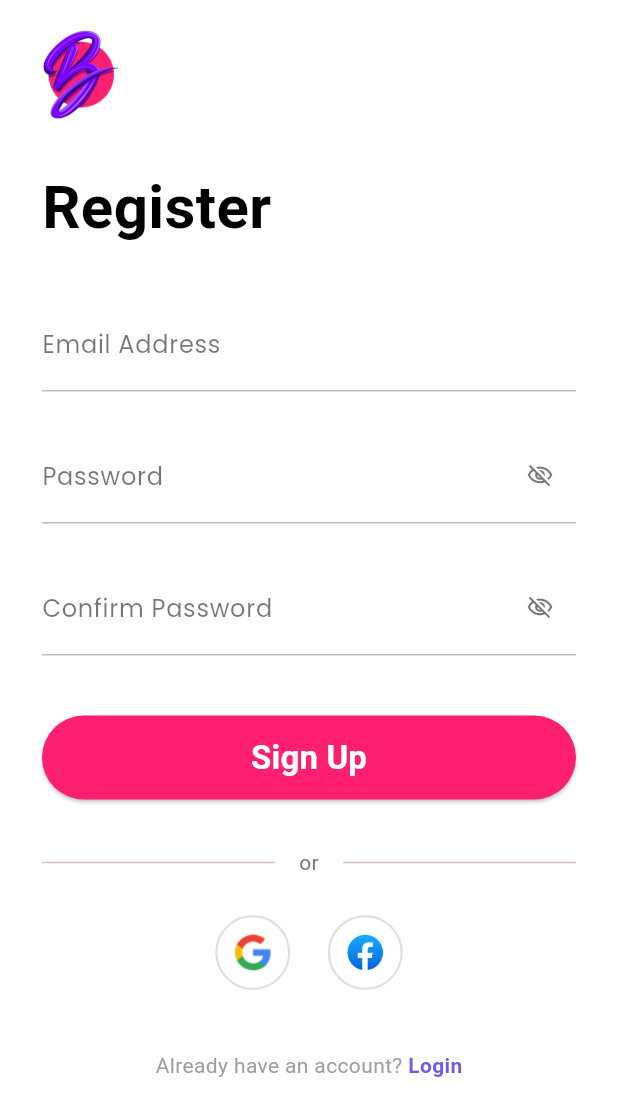
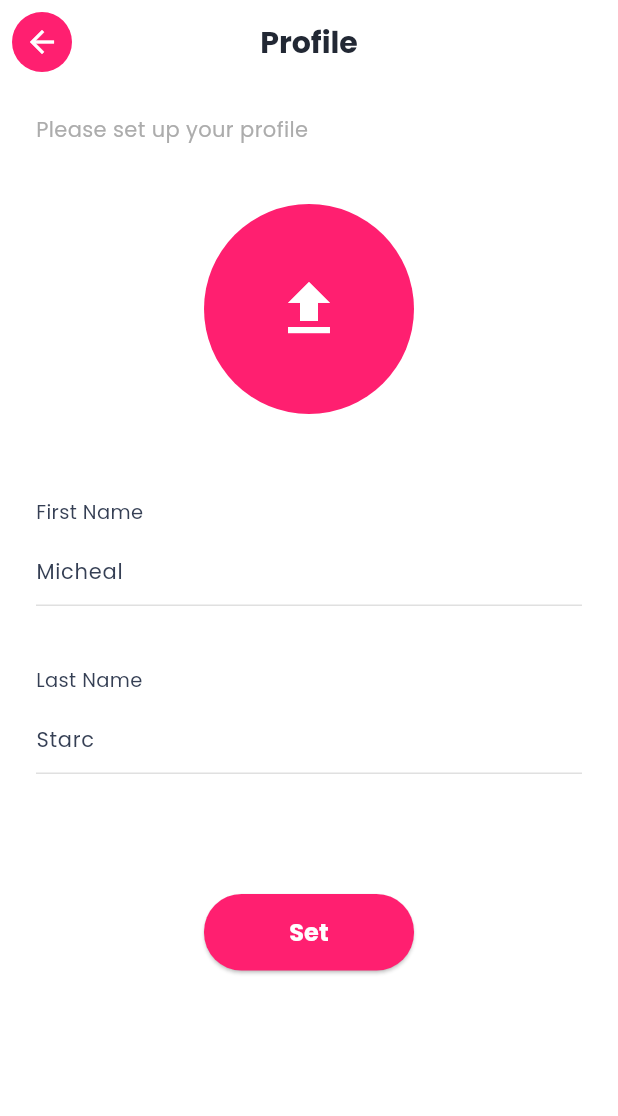
Before and after one commit to bdytnnjh/bayarbuddy, a Flutter app: the RegisterScreen screen opened by its route, after a tap on "Sign Up", on a phone screen of 412 x 824 dp. Shown: the top 1116 px of the screen. Run offline on Flutter 3.47's test engine with Material 3 defaults, Android fonts, the phone set to English and light mode, and no system bars; our stand-ins replace firebase_core; accounts and stored records are empty.

Commit message:
add screen1 and screen2

```diff
--- a/lib/presentation/screens/register/register_screen.dart
+++ b/lib/presentation/screens/register/register_screen.dart
@@ -1,3 +1,4 @@
+import 'package:app/presentation/screens/register/screen1.dart';
 import 'package:flutter/material.dart';
 
 class RegisterScreen extends StatefulWidget {
@@ -93,7 +94,14 @@ class _RegisterScreenState extends State<RegisterScreen> {
               width: double.infinity,
               height: 56,
               child: ElevatedButton(
-                onPressed: () {},
+                onPressed: () {
+                    Navigator.push(
+                      context,
+                      MaterialPageRoute(
+                        builder: (context) => const Screen1(),
+                      ),
+                  );
+                },
                 style: ElevatedButton.styleFrom(
                   backgroundColor: Color(0xFFFF1F70),
                   shape: RoundedRectangleBorder(
--- /dev/null
+++ b/lib/presentation/screens/register/screen1.dart
@@ -0,0 +1,186 @@
+import 'package:app/core/themes/app_theme.dart';
+import 'package:app/core/widgets/customs/app_bar_global.dart';
+import 'package:app/presentation/screens/register/screen2.dart';
+import 'package:flutter/material.dart';
+
+class Screen1 extends StatefulWidget {
+  const Screen1({super.key});
+
+  @override
+  State<Screen1> createState() => _Screen1State();
+}
+
+class _Screen1State extends State<Screen1> {
+  final TextEditingController _firstNameController = TextEditingController(
+    text: 'Micheal',
+  );
+  final TextEditingController _lastNameController = TextEditingController(
+    text: 'Starc',
+  );
+
+  @override
+  void dispose() {
+    _firstNameController.dispose();
+    _lastNameController.dispose();
+    super.dispose();
+  }
+
+  @override
+  Widget build(BuildContext context) {
+    return Scaffold(
+      appBar: AppBarGlobal(title: 'Profile'),
+      backgroundColor: Colors.white,
+      body: SingleChildScrollView(
+        child: Padding(
+          padding: const EdgeInsets.symmetric(horizontal: 24.0, vertical: 20.0),
+          child: Column(
+            crossAxisAlignment: CrossAxisAlignment.start,
+            children: [
+              // Subtitle
+              Text(
+                'Please set up your profile',
+                style: TextStyle(
+                  color: AppTheme.colors.grey,
+                  fontSize: 14,
+                  fontFamily: AppTheme.typography.primary,
+                ),
+              ),
+              const SizedBox(height: 40),
+
+              // Profile Picture Upload
+              Center(
+                child: GestureDetector(
+                  onTap: () {
+                    // Handle image upload
+                  },
+                  child: Container(
+                    width: 140,
+                    height: 140,
+                    decoration: BoxDecoration(
+                      color: AppTheme.colors.primary,
+                      shape: BoxShape.circle,
+                    ),
+                    child: Center(
+                      child: Icon(Icons.upload, color: Colors.white, size: 48),
+                    ),
+                  ),
+                ),
+              ),
+              const SizedBox(height: 56),
+
+              // First Name Field
+              Text(
+                'First Name',
+                style: TextStyle(
+                  color: AppTheme.colors.textSecondary,
+                  fontSize: 13,
+                  fontWeight: FontWeight.w500,
+                  fontFamily: AppTheme.typography.primary,
+                ),
+              ),
+              const SizedBox(height: 8),
+              TextField(
+                controller: _firstNameController,
+                style: TextStyle(
+                  color: AppTheme.colors.textSecondary,
+                  fontSize: 14,
+                  fontFamily: AppTheme.typography.primary,
+                ),
+                decoration: InputDecoration(
+                  hintText: 'Micheal',
+                  hintStyle: TextStyle(
+                    color: AppTheme.colors.grey,
+                    fontSize: 14,
+                    fontFamily: AppTheme.typography.primary,
+                  ),
+                  border: UnderlineInputBorder(
+                    borderSide: BorderSide(color: Colors.grey[300]!),
+                  ),
+                  enabledBorder: UnderlineInputBorder(
+                    borderSide: BorderSide(color: Colors.grey[300]!),
+                  ),
+                  focusedBorder: UnderlineInputBorder(
+                    borderSide: BorderSide(color: AppTheme.colors.primary),
+                  ),
+                ),
+              ),
+              const SizedBox(height: 40),
+
+              // Last Name Field
+              Text(
+                'Last Name',
+                style: TextStyle(
+                  color: AppTheme.colors.textSecondary,
+                  fontSize: 13,
+                  fontWeight: FontWeight.w500,
+                  fontFamily: AppTheme.typography.primary,
+                ),
+              ),
+              const SizedBox(height: 8),
+              TextField(
+                controller: _lastNameController,
+                style: TextStyle(
+                  color: AppTheme.colors.textSecondary,
+                  fontSize: 14,
+                  fontFamily: AppTheme.typography.primary,
+                ),
+                decoration: InputDecoration(
+                  hintText: 'Starc',
+                  hintStyle: TextStyle(
+                    color: AppTheme.colors.grey,
+                    fontSize: 14,
+                    fontFamily: AppTheme.typography.primary,
+                  ),
+                  border: UnderlineInputBorder(
+                    borderSide: BorderSide(color: Colors.grey[300]!),
+                  ),
+                  enabledBorder: UnderlineInputBorder(
+                    borderSide: BorderSide(color: Colors.grey[300]!),
+                  ),
+                  focusedBorder: UnderlineInputBorder(
+                    borderSide: BorderSide(color: AppTheme.colors.primary),
+                  ),
+                ),
+              ),
+              const SizedBox(height: 80),
+
+              // Set Button
+              Center(
+                child: SizedBox(
+                  width: 140,
+                  child: ElevatedButton(
+                    onPressed: () {
+                      Navigator.push(
+                        context,
+                        MaterialPageRoute(
+                          builder: (context) => const Screen2(),
+                        ),
+                      );
+                    },
+                    style: ElevatedButton.styleFrom(
+                      backgroundColor: AppTheme.colors.primary,
+                      padding: const EdgeInsets.symmetric(vertical: 14),
+                      shape: RoundedRectangleBorder(
+                        borderRadius: BorderRadius.circular(25),
+                      ),
+                    ),
+                    child: Text(
+                      'Set',
+                      style: TextStyle(
+                        color: Colors.white,
+                        fontSize: 16,
+                        fontWeight: FontWeight.bold,
+                        fontFamily: AppTheme.typography.primary,
+                      ),
+                    ),
+                  ),
+                ),
+              ),
+              const SizedBox(height: 40),
+            ],
+          ),
+        ),
+      ),
+    );
+  }
+}
```
Also changed, not shown: lib/presentation/screens/register/screen2.dart (added, +142 -0 lines).
